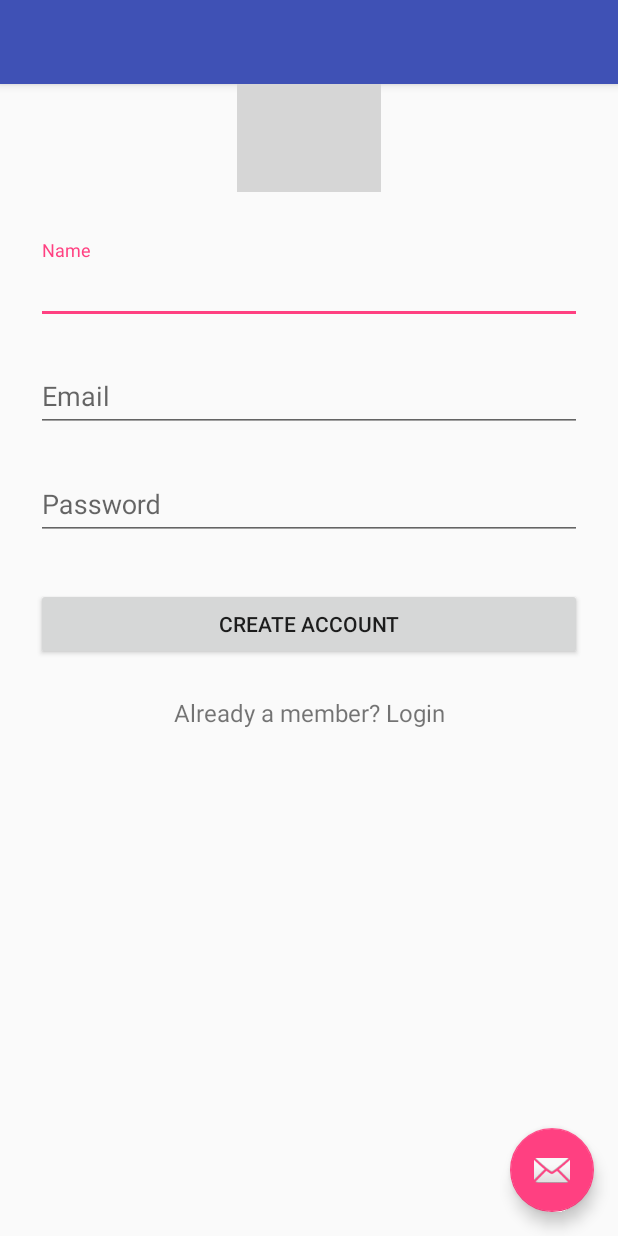
After one commit to troytheboy/goya, an Android app: the SignupActivity screen opened directly, with no data from a screen before it, on a phone screen of 412 x 824 dp. The commit adds this screen. Run offline under Robolectric (Android 15) with nearby library versions, the light colour scheme and no system bars; our stand-ins replace ButterKnife; grey boxes are pictures that could not be loaded.

Commit message:
unlinked and not working login and sign up

```diff
--- a/Goya/app/build.gradle
+++ b/Goya/app/build.gradle
@@ -34,8 +34,12 @@ dependencies {
     compile 'com.google.android.gms:play-services-location:10.0.1'
     compile 'com.android.support.constraint:constraint-layout:1.0.2'
     compile 'com.google.firebase:firebase-database:10.0.1'
+    compile 'com.android.support:design:25.3.1'
     testCompile 'junit:junit:4.12'
 }
 
 
+
+
+
 apply plugin: 'com.google.gms.google-services'
--- /dev/null
+++ b/Goya/app/src/main/res/layout/activity_signup.xml
@@ -0,0 +1,33 @@
+<?xml version="1.0" encoding="utf-8"?>
+<android.support.design.widget.CoordinatorLayout xmlns:android="http://schemas.android.com/apk/res/android"
+    xmlns:app="http://schemas.android.com/apk/res-auto"
+    xmlns:tools="http://schemas.android.com/tools"
+    android:layout_width="match_parent"
+    android:layout_height="match_parent"
+    tools:context="com.example.chowi.goya.SignupActivity">
+
+    <android.support.design.widget.AppBarLayout
+        android:layout_width="match_parent"
+        android:layout_height="wrap_content"
+        android:theme="@style/AppTheme.AppBarOverlay">
+
+        <android.support.v7.widget.Toolbar
+            android:id="@+id/toolbar"
+            android:layout_width="match_parent"
+            android:layout_height="?attr/actionBarSize"
+            android:background="?attr/colorPrimary"
+            app:popupTheme="@style/AppTheme.PopupOverlay" />
+
+    </android.support.design.widget.AppBarLayout>
+
+    <include layout="@layout/content_signup" />
+
+    <android.support.design.widget.FloatingActionButton
+        android:id="@+id/fab"
+        android:layout_width="wrap_content"
+        android:layout_height="wrap_content"
+        android:layout_gravity="bottom|end"
+        android:layout_margin="@dimen/fab_margin"
+        app:srcCompat="@android:drawable/ic_dialog_email" />
+
+</android.support.design.widget.CoordinatorLayout>
--- /dev/null
+++ b/Goya/app/src/main/res/layout/content_signup.xml
@@ -0,0 +1,80 @@
+<?xml version="1.0" encoding="utf-8"?>
+<ScrollView
+    xmlns:android="http://schemas.android.com/apk/res/android"
+    android:layout_width="fill_parent"
+    android:layout_height="fill_parent"
+    android:fitsSystemWindows="true">
+
+    <LinearLayout
+        android:orientation="vertical"
+        android:layout_width="match_parent"
+        android:layout_height="wrap_content"
+        android:paddingTop="56dp"
+        android:paddingLeft="24dp"
+        android:paddingRight="24dp">
+
+        <ImageView android:src="@drawable/logo"
+            android:layout_width="wrap_content"
+            android:layout_height="72dp"
+            android:layout_marginBottom="24dp"
+            android:layout_gravity="center_horizontal" />
+
+        <!--  Name Label -->
+        <android.support.design.widget.TextInputLayout
+            android:layout_width="match_parent"
+            android:layout_height="wrap_content"
+            android:layout_marginTop="8dp"
+            android:layout_marginBottom="8dp">
+            <EditText android:id="@+id/input_name"
+                android:layout_width="match_parent"
+                android:layout_height="wrap_content"
+                android:inputType="textCapWords"
+                android:hint="Name" />
+        </android.support.design.widget.TextInputLayout>
+
+        <!-- Email Label -->
+        <android.support.design.widget.TextInputLayout
+            android:layout_width="match_parent"
+            android:layout_height="wrap_content"
+            android:layout_marginTop="8dp"
+            android:layout_marginBottom="8dp">
+            <EditText android:id="@+id/input_email"
+                android:layout_width="match_parent"
+                android:layout_height="wrap_content"
+                android:inputType="textEmailAddress"
+                android:hint="Email" />
+        </android.support.design.widget.TextInputLayout>
+
+        <!-- Password Label -->
+        <android.support.design.widget.TextInputLayout
+            android:layout_width="match_parent"
+            android:layout_height="wrap_content"
+            android:layout_marginTop="8dp"
+            android:layout_marginBottom="8dp">
+            <EditText android:id="@+id/input_password"
+                android:layout_width="match_parent"
+                android:layout_height="wrap_content"
+                android:inputType="textPassword"
+                android:hint="Password"/>
+        </android.support.design.widget.TextInputLayout>
+
+        <!-- Signup Button -->
+        <android.support.v7.widget.AppCompatButton
+            android:id="@+id/btn_signup"
+            android:layout_width="fill_parent"
+            android:layout_height="wrap_content"
+            android:layout_marginTop="24dp"
+            android:layout_marginBottom="24dp"
+            android:padding="12dp"
+            android:text="Create Account"/>
+
+        <TextView android:id="@+id/link_login"
+            android:layout_width="fill_parent"
+            android:layout_height="wrap_content"
+            android:layout_marginBottom="24dp"
+            android:text="Already a member? Login"
+            android:gravity="center"
+            android:textSize="16dip"/>
+
+    </LinearLayout>
+</ScrollView>
--- /dev/null
+++ b/Goya/app/src/main/res/values/dimens.xml
@@ -0,0 +1,6 @@
+<resources>
+    <!-- Default screen margins, per the Android Design guidelines. -->
+    <dimen name="activity_horizontal_margin">16dp</dimen>
+    <dimen name="activity_vertical_margin">16dp</dimen>
+    <dimen name="fab_margin">16dp</dimen>
+</resources>
--- a/Goya/app/src/main/res/values/strings.xml
+++ b/Goya/app/src/main/res/values/strings.xml
@@ -2,4 +2,8 @@
     <string name="app_name">Goya</string>
     <string name="title_activity_maps">goya!</string>
     <string name="btn_marvel">+ Marvel</string>
+    <string name="title_activity_login">Sign in</string>
+    <string name="title_activity_signup">SignupActivity</string>
+
+
 </resources>
--- a/Goya/app/src/main/res/values/styles.xml
+++ b/Goya/app/src/main/res/values/styles.xml
@@ -8,4 +8,13 @@
         <item name="colorAccent">@color/colorAccent</item>
     </style>
 
+    <style name="AppTheme.NoActionBar">
+        <item name="windowActionBar">false</item>
+        <item name="windowNoTitle">true</item>
+    </style>
+
+    <style name="AppTheme.AppBarOverlay" parent="ThemeOverlay.AppCompat.Dark.ActionBar" />
+
+    <style name="AppTheme.PopupOverlay" parent="ThemeOverlay.AppCompat.Light" />
+
 </resources>
```
Also changed, not shown: Goya/app/src/main/AndroidManifest.xml (+13 -1 lines), Goya/app/src/main/java/com/example/chowi/goya/LoginActivity.java (added, +138 -0 lines), Goya/app/src/main/java/com/example/chowi/goya/MapsActivity.java (+0 -12 lines), Goya/app/src/main/java/com/example/chowi/goya/SignupActivity.java (added, +128 -0 lines), Goya/app/src/main/res/layout/activity_login.xml (added, +33 -0 lines), Goya/app/src/main/res/layout/content_login.xml (added, +65 -0 lines).
